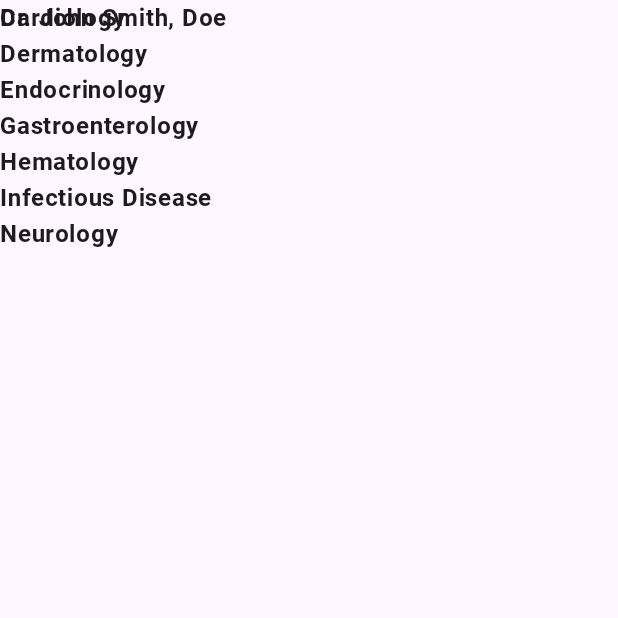
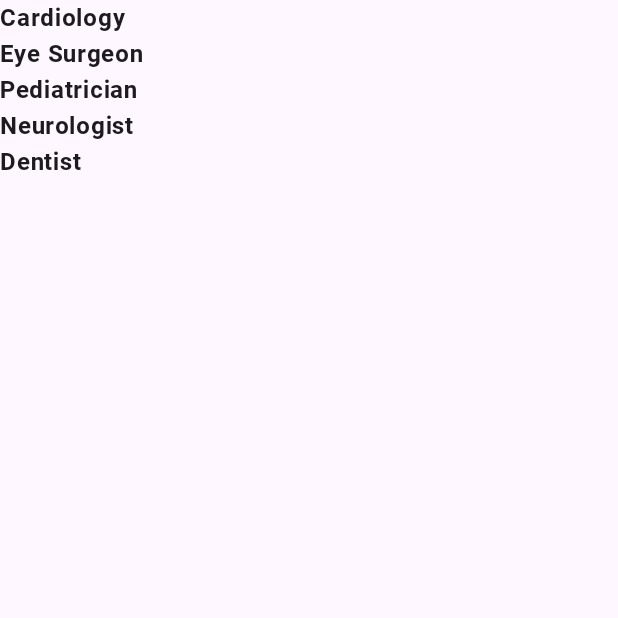
Before and after one commit to VihagaYohan/HealthLine, an Android app built with Jetpack Compose: the composable ListOfSpecialities called with sample values from the repository, on a phone screen of 412 x 824 dp, the top half of it. Run offline under Robolectric (Android 15) with nearby library versions, the phone set to English and light mode, and no system bars.

Commit message:
Updated - database seed functionality for doctors collection

```diff
--- a/app/src/main/java/com/techtribeservices/helathline/data/model/Doctor.kt
+++ b/app/src/main/java/com/techtribeservices/helathline/data/model/Doctor.kt
@@ -8,7 +8,7 @@ data class Doctor(
     override val firstName: String = "",
     override val lastName: String = "",
     private val title: String = "",
-    val speciality: Speciality = Speciality("", Timestamp.now(), UserRoles.ADMIN),
+    val speciality: Speciality, //= Speciality("", Timestamp.now(), UserRoles.ADMIN),
     val profileImage: String = "",
 ) : Person(surname, firstName, lastName) {
 
--- a/app/src/main/java/com/techtribeservices/helathline/data/model/Speciality.kt
+++ b/app/src/main/java/com/techtribeservices/helathline/data/model/Speciality.kt
@@ -4,7 +4,9 @@ import com.google.firebase.Timestamp
 import com.techtribeservices.helathline.data.model.enums.UserRoles
 
 data class Speciality(
+    var id: String = "",
     val title: String = "",
+    val iconId: Int,
     val modifiedTS: Timestamp = Timestamp.now(),
     val modifiedBy: UserRoles = UserRoles.ADMIN
 )
--- a/app/src/main/java/com/techtribeservices/helathline/data/model/mockData/Speciality.kt
+++ b/app/src/main/java/com/techtribeservices/helathline/data/model/mockData/Speciality.kt
@@ -1,42 +1,43 @@
 package com.techtribeservices.helathline.data.model.mockData
 
 import com.google.firebase.Timestamp
+import com.techtribeservices.helathline.R
 import com.techtribeservices.helathline.data.model.Speciality
 import com.techtribeservices.helathline.data.model.enums.UserRoles
 
 val specialityList: List<Speciality> = listOf(
     Speciality(
+        "",
         "Cardiology",
+        iconId = R.drawable.heartbeat_solid,
         Timestamp.now(),
         UserRoles.ADMIN
     ),
     Speciality(
-        "Dermatology",
+        "",
+        "Eye Surgeon",
+        iconId = R.drawable.eye_solid,
         Timestamp.now(),
         UserRoles.ADMIN
     ),
     Speciality(
-        "Endocrinology",
+        "",
+        "Pediatrician",
+        iconId = R.drawable.baby_solid,
         Timestamp.now(),
         UserRoles.ADMIN
     ),
     Speciality(
-        "Gastroenterology",
+        "",
+        "Neurologist",
+        iconId = R.drawable.brain_solid,
         Timestamp.now(),
         UserRoles.ADMIN
     ),
     Speciality(
-        "Hematology",
-        Timestamp.now(),
-        UserRoles.ADMIN
-    ),
-    Speciality(
-        "Infectious Disease",
-        Timestamp.now(),
-        UserRoles.ADMIN
-    ),
-    Speciality(
-        "Neurology",
+        "",
+        title ="Dentist",
+        iconId = R.drawable.tooth_solid,
         Timestamp.now(),
         UserRoles.ADMIN
     ),
--- a/app/src/main/java/com/techtribeservices/helathline/presentation/pages/HomePage.kt
+++ b/app/src/main/java/com/techtribeservices/helathline/presentation/pages/HomePage.kt
@@ -37,8 +37,8 @@ fun ListOfSpecialities(
 ) {
     //Text(text = "list of specialities:")
 
-    val doctor = Doctor("Doe","John", "Smith","Dr")
-    Text(text = doctor.fullName())
+    //val doctor = Doctor("Doe","John", "Smith","Dr")
+    //Text(text = doctor.fullName())
     LazyColumn(modifier = modifier) {
         items(data.size) {
             Text(text = data[it].title)
--- a/app/src/main/java/com/techtribeservices/helathline/presentation/viewModels/HomeViewModel.kt
+++ b/app/src/main/java/com/techtribeservices/helathline/presentation/viewModels/HomeViewModel.kt
@@ -21,8 +21,7 @@ class HomeViewModel @Inject constructor(
     val state = _uiState as StateFlow<List<Speciality>>
 
     init {
-        //fetchSpecialities()
-        seedDB()
+        fetchSpecialities()
     }
 
     fun fetchSpecialities() {
```
Also changed, not shown: app/src/main/java/com/techtribeservices/helathline/data/model/mockData/Doctors.kt (+75 -2 lines), app/src/main/java/com/techtribeservices/helathline/utils/SeedDB.kt (+34 -4 lines).
